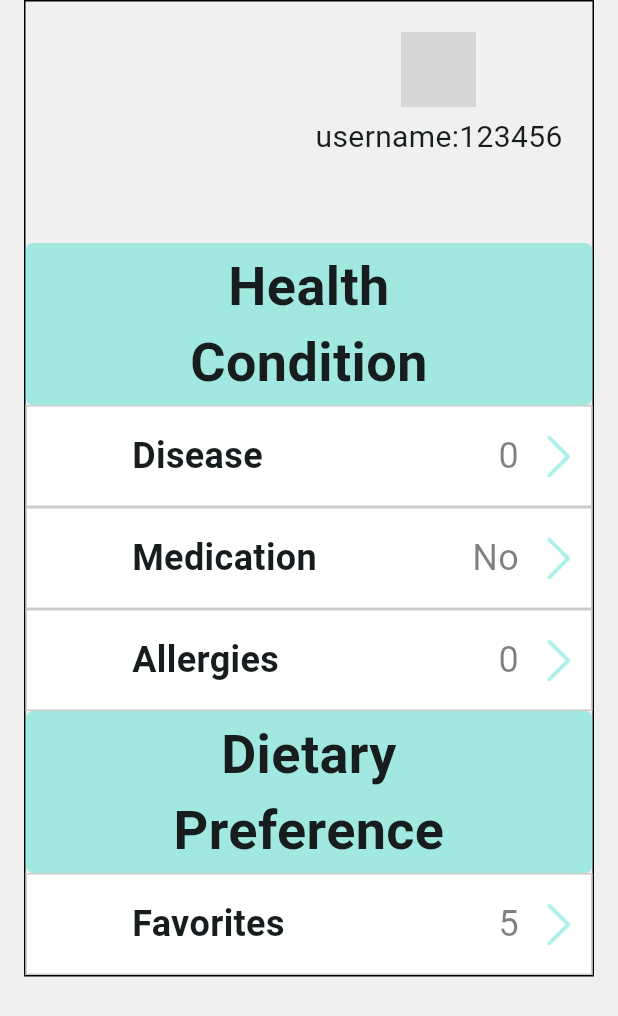
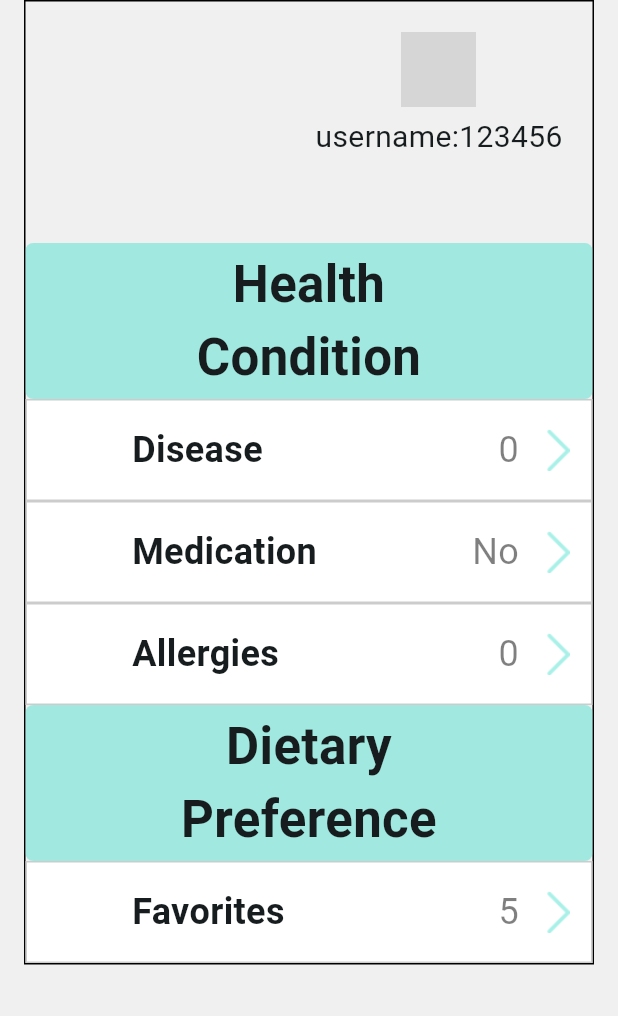
Before and after one commit to EHChan52/fyp_project, a Flutter app: the HealthProfileScreen screen opened directly, on a phone screen of 412 x 824 dp. Shown: the top 1016 px of the screen. Run offline on Flutter 3.47's test engine with Material 3 defaults, Android fonts, the phone set to English and light mode, and no system bars; network calls fail; grey boxes are pictures that could not be loaded.

Commit message:
feature: update layout and styling for improved UI consistency and readability

```diff
--- a/lib/chatbot_page.dart
+++ b/lib/chatbot_page.dart
@@ -33,6 +33,7 @@
                     fontWeight: FontWeight.w700,
                   ),
                   semanticsLabel: 'Chat with Veggie Title',
+                  textAlign: TextAlign.center,
                 ),
               ),
               const ChatMessages(),
--- a/lib/community_page.dart
+++ b/lib/community_page.dart
@@ -51,7 +51,9 @@
                     ],
                   ),
                   SizedBox(height: 22),
-                  SectionHeader(title: 'Recommended'),
+                  SectionHeader(title: 'Recommended'
+
+                  ),
                   SizedBox(height: 14),
                   Row(
                     children: [
--- a/lib/widgets/section_header.dart
+++ b/lib/widgets/section_header.dart
@@ -22,7 +22,7 @@
         title,
         textAlign: TextAlign.center,
         style: const TextStyle(
-          fontSize: 36,
+          fontSize: 34,
           fontWeight: FontWeight.w700,
         ),
       ),
```
